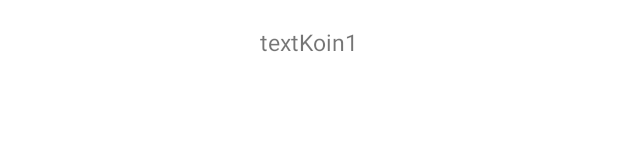
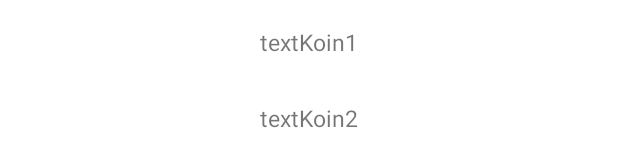
Before and after one commit to matr1x244/MVVM, an Android app: the layout fragment_main.xml on its own in the app's theme, with its tools: preview values and no code run, on a phone screen of 412 x 824 dp. Shown: the part 978-1145 px from the top of the screen. Run offline under Robolectric (Android 15) with nearby library versions, the phone set to English and light mode, and no system bars.

```diff
--- a/app/build.gradle
+++ b/app/build.gradle
@@ -43,4 +43,6 @@ dependencies {
     //ViewModels
     implementation "androidx.fragment:fragment-ktx:1.5.0-alpha05"
     implementation "androidx.activity:activity-ktx:1.4.0"
+    //Coroutines
+    implementation("org.jetbrains.kotlinx:kotlinx-coroutines-core:1.6.2")
 }
--- a/app/src/main/java/com/geekbrains/mvvm/di/koin/appModuleKoin.kt
+++ b/app/src/main/java/com/geekbrains/mvvm/di/koin/appModuleKoin.kt
@@ -1,6 +1,7 @@
 package com.geekbrains.mvvm.di.koin
 
 import com.geekbrains.mvvm.domain.PrintKoin
+import com.geekbrains.mvvm.domain.PrintKoinConstructor
 import com.geekbrains.mvvm.presentation.viewmodels.MainFragmentViewModel
 import org.koin.androidx.viewmodel.dsl.viewModel
 import org.koin.dsl.module
@@ -11,5 +12,9 @@ val appModuleKoin = module {
         PrintKoin()
     }
 
+    single { (data: String) ->
+        PrintKoinConstructor(data)
+    }
+
     viewModel { MainFragmentViewModel() }
 }
--- a/app/src/main/res/layout/fragment_main.xml
+++ b/app/src/main/res/layout/fragment_main.xml
@@ -49,4 +49,16 @@
         app:layout_constraintTop_toBottomOf="@+id/textKoin0"
         app:layout_constraintVertical_bias="0.194" />
 
+    <TextView
+        android:id="@+id/textKoin2"
+        android:layout_width="wrap_content"
+        android:layout_height="wrap_content"
+        android:text="textKoin2"
+        android:textSize="15dp"
+        app:layout_constraintBottom_toBottomOf="parent"
+        app:layout_constraintEnd_toEndOf="parent"
+        app:layout_constraintStart_toStartOf="parent"
+        app:layout_constraintTop_toBottomOf="@+id/textKoin1"
+        app:layout_constraintVertical_bias="0.26" />
+
 </androidx.constraintlayout.widget.ConstraintLayout>
```
Also changed, not shown: app/src/main/java/com/geekbrains/mvvm/domain/PrintKoinConstructor.kt (added, +8 -0 lines), app/src/main/java/com/geekbrains/mvvm/presentation/view/main/MainFragment.kt (+12 -0 lines), app/src/main/java/com/geekbrains/mvvm/presentation/viewmodels/MainFragmentViewModel.kt (+7 -2 lines).
